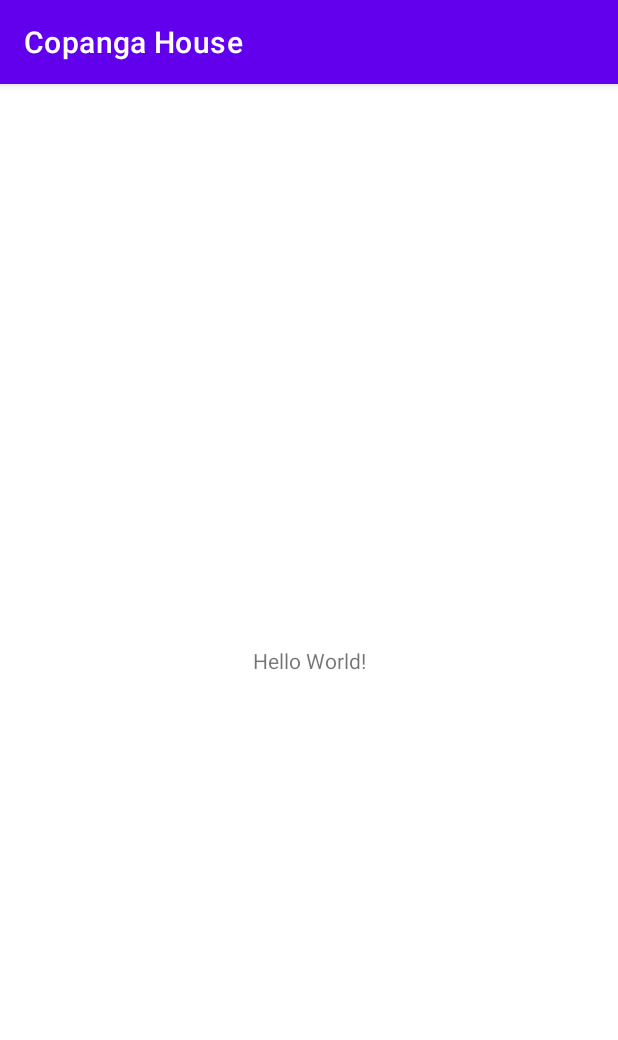
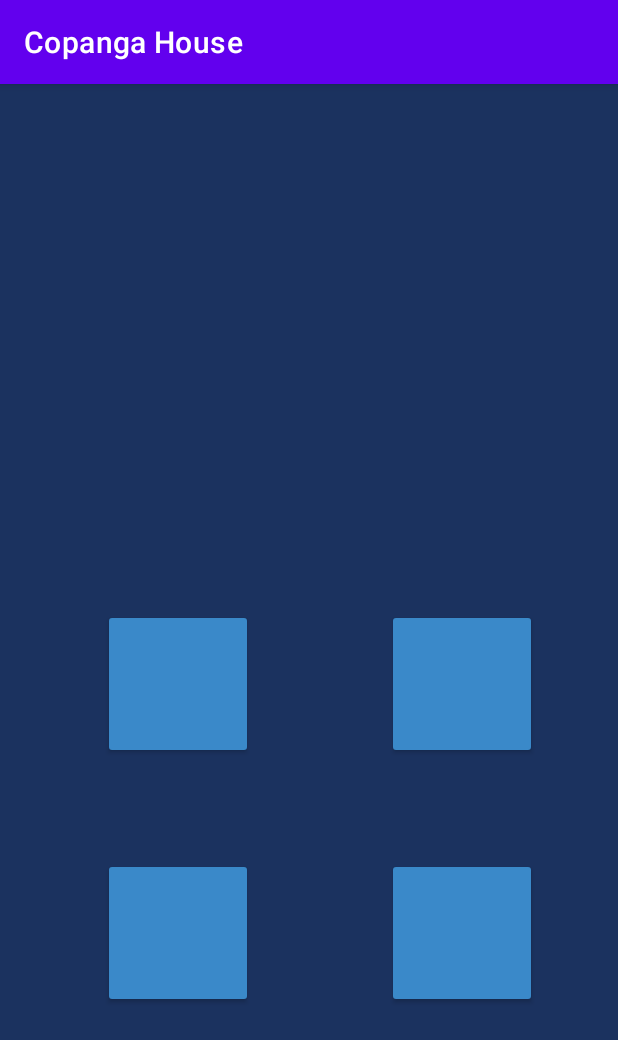
Before and after one commit to PedroFnseca/Copanga-House, an Android app: the screen it shows after launch (MainActivity), on a phone screen of 412 x 824 dp. Shown: the top 1040 px of the screen. Run offline under Robolectric (Android 15) with nearby library versions, the phone set to English and light mode, and no system bars.

Commit message:
Inicio do layout

```diff
--- a/app/src/main/res/layout/activity_main.xml
+++ b/app/src/main/res/layout/activity_main.xml
@@ -4,15 +4,51 @@
     xmlns:tools="http://schemas.android.com/tools"
     android:layout_width="match_parent"
     android:layout_height="match_parent"
+    android:background="#1B325F"
     tools:context=".MainActivity">
 
-    <TextView
-        android:layout_width="wrap_content"
-        android:layout_height="wrap_content"
-        android:text="Hello World!"
-        app:layout_constraintBottom_toBottomOf="parent"
+    <androidx.appcompat.widget.AppCompatButton
+        android:id="@+id/button4"
+        android:layout_width="100dp"
+        android:layout_height="100dp"
+        android:layout_marginTop="66dp"
+        android:layout_marginEnd="54dp"
+        android:backgroundTint="#3A89C9"
         app:layout_constraintEnd_toEndOf="parent"
+        app:layout_constraintTop_toBottomOf="@+id/button2" />
+
+    <androidx.appcompat.widget.AppCompatButton
+        android:id="@+id/button2"
+        android:layout_width="100dp"
+        android:layout_height="100dp"
+        android:layout_marginTop="350dp"
+        android:layout_marginEnd="54dp"
+        android:backgroundTint="#3A89C9"
+        app:layout_constraintEnd_toEndOf="parent"
+        app:layout_constraintTop_toTopOf="parent" />
+
+    <androidx.appcompat.widget.AppCompatButton
+        android:id="@+id/button"
+        android:layout_width="100dp"
+        android:layout_height="100dp"
+        android:layout_marginStart="68dp"
+        android:layout_marginTop="350dp"
+        android:layout_marginEnd="89dp"
+        android:backgroundTint="#3A89C9"
+        app:layout_constraintEnd_toStartOf="@+id/button2"
         app:layout_constraintStart_toStartOf="parent"
         app:layout_constraintTop_toTopOf="parent" />
 
+    <androidx.appcompat.widget.AppCompatButton
+        android:id="@+id/button3"
+        android:layout_width="100dp"
+        android:layout_height="100dp"
+        android:layout_marginStart="68dp"
+        android:layout_marginTop="66dp"
+        android:layout_marginEnd="89dp"
+        android:backgroundTint="#3A89C9"
+        app:layout_constraintEnd_toStartOf="@+id/button4"
+        app:layout_constraintStart_toStartOf="parent"
+        app:layout_constraintTop_toBottomOf="@+id/button" />
+
 </androidx.constraintlayout.widget.ConstraintLayout>
```
